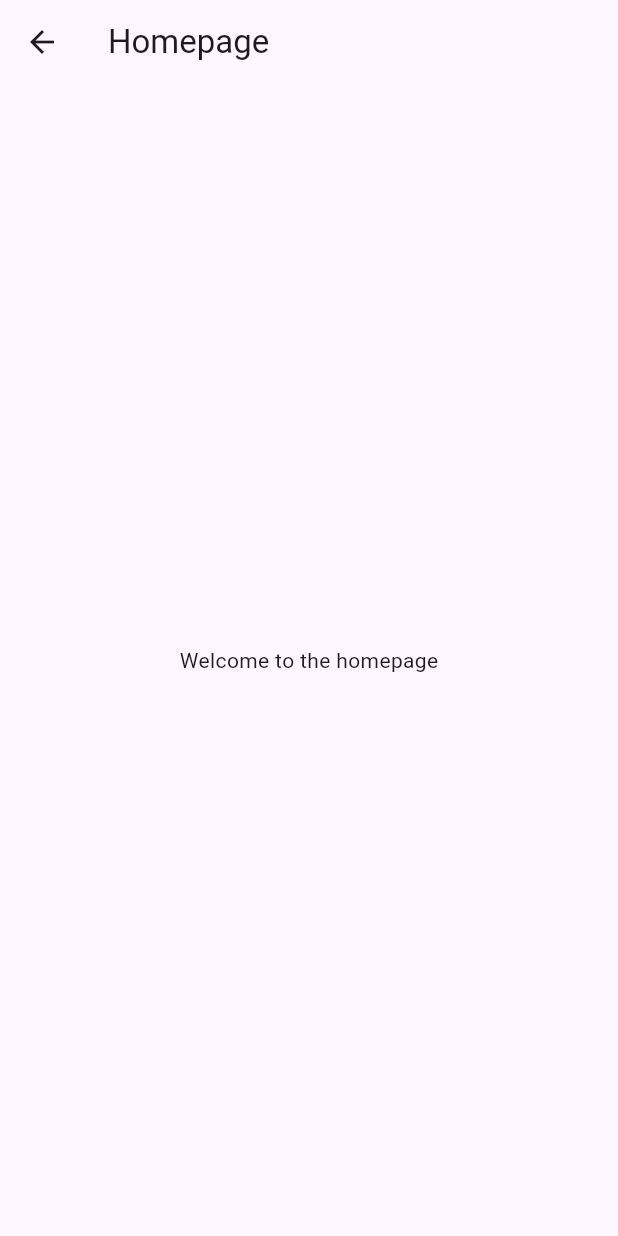
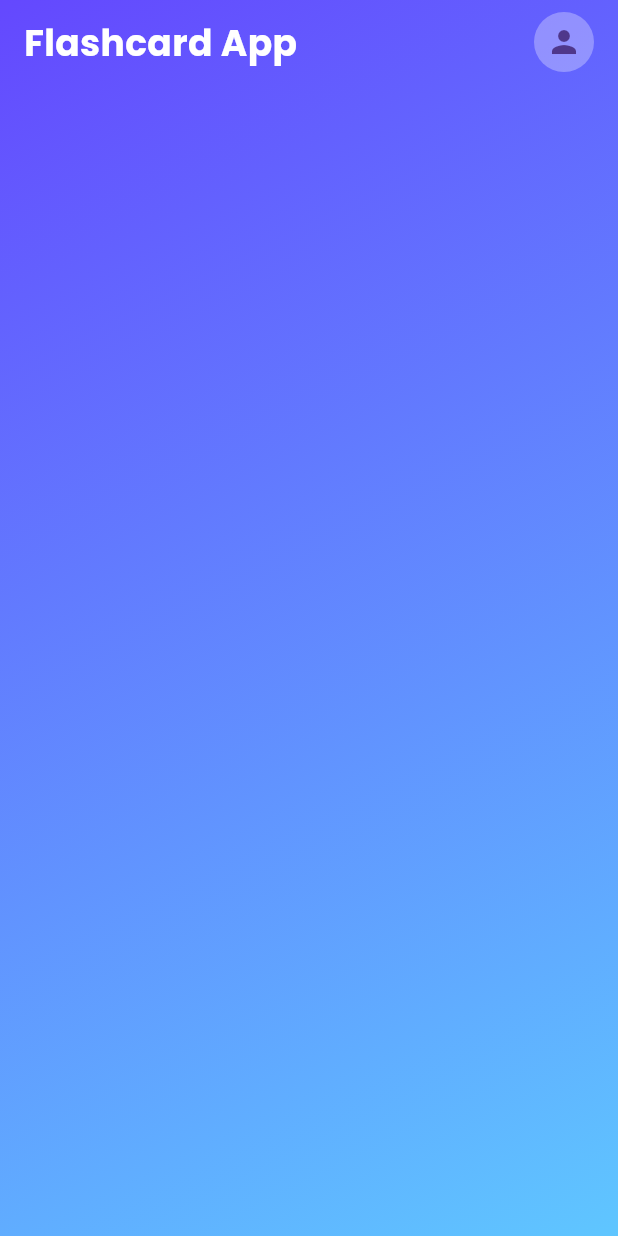
Before and after one commit to KhalilHen/flash-card, a Flutter app: the HomePage screen opened directly, on a phone screen of 412 x 824 dp. Run offline on Flutter 3.47's test engine with Material 3 defaults, Android fonts, the phone set to English and light mode, and no system bars; our stand-ins replace google_fonts, supabase, supabase_flutter; accounts and stored records are empty.

Commit message:
Worked on the homepage added appbar

```diff
--- /dev/null
+++ b/lib/auth/auth_service.dart
@@ -0,0 +1,18 @@
+// import 'package:/flu';
+import 'package:supabase_flutter/supabase_flutter.dart';
+
+
+
+
+class AuthService {
+
+
+
+// Future<AuthResponse> signInWithUsernameAndPassword(String username, String password) async {
+//   final response = await Supabase.instance.client.auth.signInWith(
+//     email: username,
+//     password: password,
+//   );
+//   return response;
+// }
+}
--- a/lib/main.dart
+++ b/lib/main.dart
@@ -1,4 +1,5 @@
 import 'package:flash_card_app/pages/create_flashcard.dart';
+import 'package:flash_card_app/pages/create_flashcard_set.dart';
 import 'package:flash_card_app/pages/homepage.dart';
 import 'package:flutter/material.dart';
 import 'package:supabase/supabase.dart';
@@ -8,7 +9,6 @@ Future<void> main() async {
 
       WidgetsFlutterBinding.ensureInitialized();
   //* Here topsecret supabase intialization
-
 
   runApp(MyApp());
 }
@@ -25,7 +25,8 @@ class MyApp extends StatelessWidget {
 
         useMaterial3: true,
       ),
-      home:  CreateFlashCard(),
+      // home:  CreateFlashCard(),
+      home: HomePage(),
     );
   }
 }
--- a/lib/pages/homepage.dart
+++ b/lib/pages/homepage.dart
@@ -1,5 +1,6 @@
 import 'package:flutter/material.dart';
 
+import 'package:google_fonts/google_fonts.dart';
 
 class HomePage extends StatefulWidget {
   const HomePage({Key? key}) : super(key: key);
@@ -12,13 +13,46 @@ class _HomepageState extends State<HomePage> {
   @override
   Widget build(BuildContext context) {
     return Scaffold(
-      appBar: AppBar(
-        title: const Text('Homepage'),
+
+      body:  Container(
+       decoration: BoxDecoration(
+        gradient: LinearGradient(begin: Alignment.topLeft,  end: Alignment.bottomRight, colors: [
+
+           Color(0xFF6448FE),
+              Color(0xFF5FC6FF),
+        ])
+       ),
+       //Safeare to prevent different mobile device having different screen
+    child: SafeArea(
+
+      child: Column(
+        children: [
+          customAppBar(),
+        ],
+      )
+
       ),
-      body: const Center(
-        child: Text(
-          'Welcome to the homepage',
-        ),
+      ),
+
+    );
+  }
+  //Custom app bar
+  Widget customAppBar() {
+    return Container(
+
+      padding: EdgeInsets.symmetric(horizontal: 16, vertical: 8),
+      child: Row(
+        mainAxisAlignment: MainAxisAlignment.spaceBetween,
+        children: [
+          Text("Flashcard App", style: GoogleFonts.poppins(fontSize: 24, fontWeight: FontWeight.bold, color: Colors.white)),
+
+          CircleAvatar(
+                backgroundColor: Colors.white.withAlpha(77),
+
+              child: IconButton(onPressed: () {}, icon:  Icon(Icons.person), ),
+          )
+
+        ],
       ),
     );
   }
--- a/pubspec.yaml
+++ b/pubspec.yaml
@@ -35,6 +35,7 @@ dependencies:
   # Use with the CupertinoIcons class for iOS style icons.
   cupertino_icons: ^1.0.8
   supabase_flutter: ^2.8.3
+  google_fonts: ^6.2.1
 
 dev_dependencies:
   flutter_test:
```
Also changed, not shown: lib/controllers/flashcard_controller.dart (+8 -0 lines), pubspec.lock.
